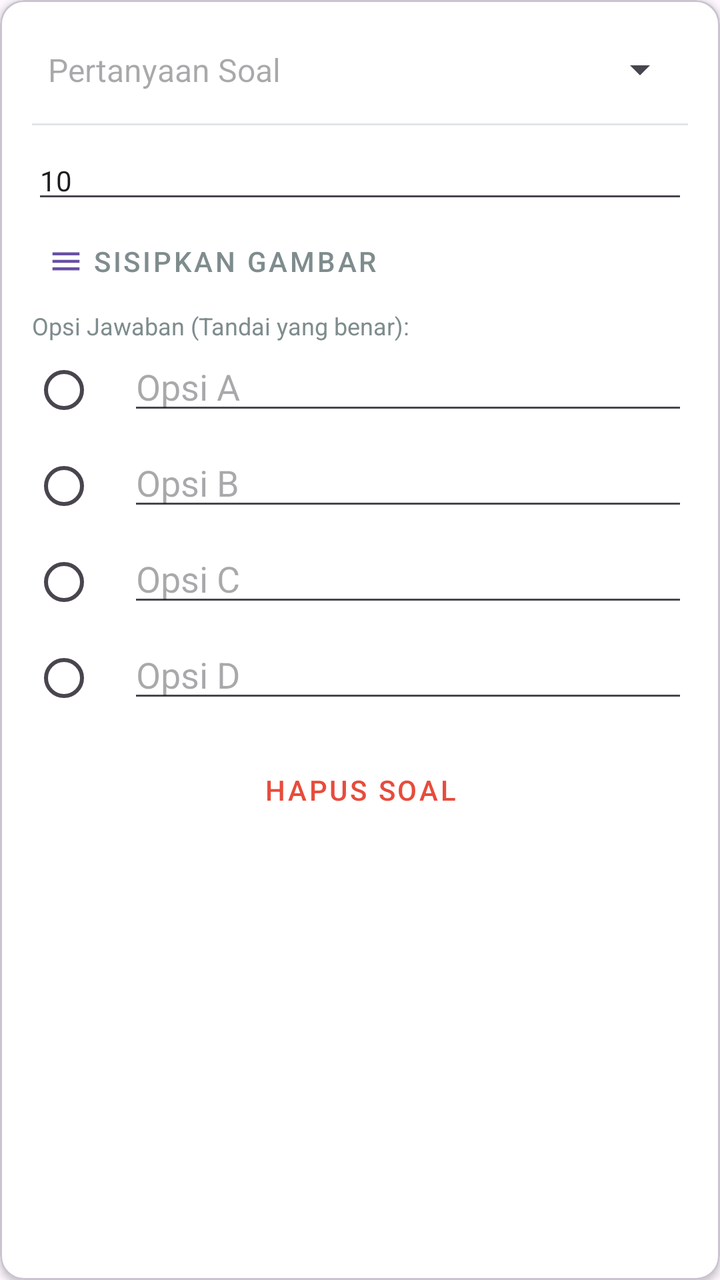
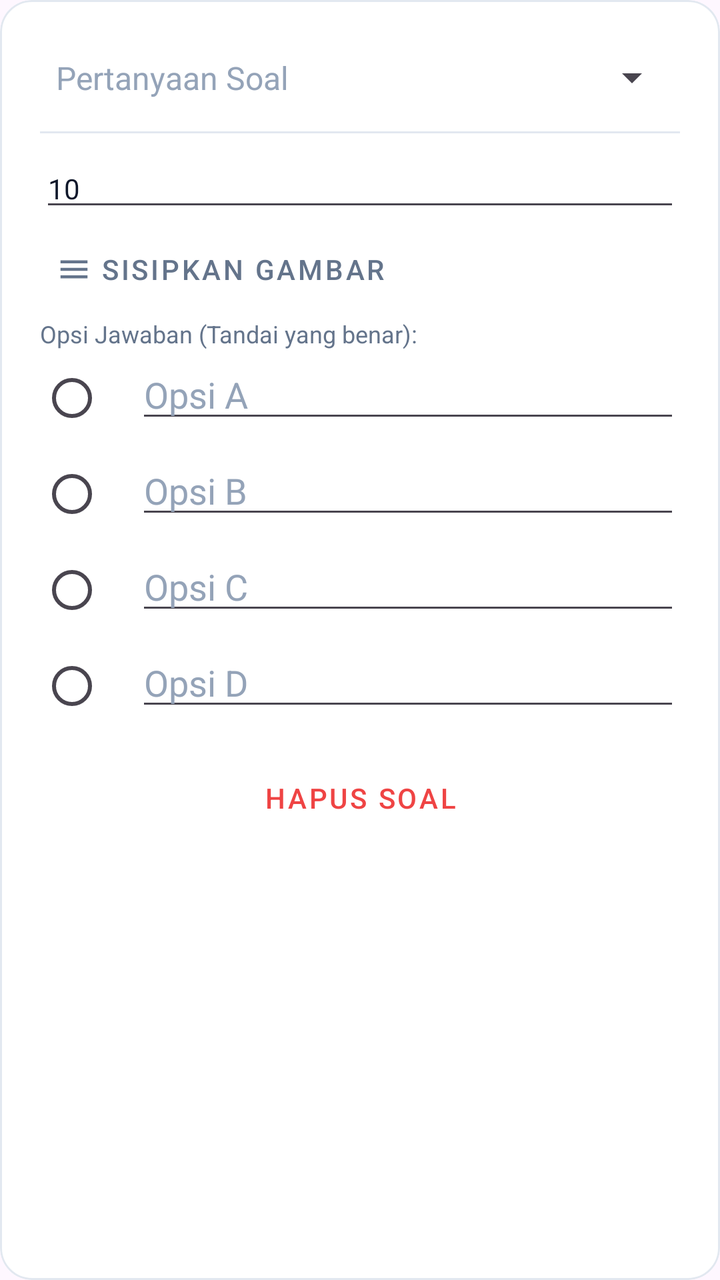

Before-and-after screenshots of an Android layout around one commit, followed by the original layout XML and the change that was made.
<!-- AndroidManifest.xml: application theme Theme.IFUnjaniExam -->
<!-- res/layout/item_question_form.xml -->
<?xml version="1.0" encoding="utf-8"?>
<com.google.android.material.card.MaterialCardView xmlns:android="http://schemas.android.com/apk/res/android"
    xmlns:app="http://schemas.android.com/apk/res-auto"
    android:layout_width="match_parent"
    android:layout_height="wrap_content"
    android:layout_marginBottom="16dp"
    app:cardBackgroundColor="@android:color/white"
    app:cardCornerRadius="12dp"
    app:cardElevation="2dp">

    <LinearLayout
        android:layout_width="match_parent"
        android:layout_height="wrap_content"
        android:orientation="vertical"
        android:padding="16dp">

        <LinearLayout
            android:layout_width="match_parent"
            android:layout_height="wrap_content"
            android:orientation="horizontal"
            android:gravity="center_vertical">

            <EditText
                android:id="@+id/etQuestionText"
                android:layout_width="0dp"
                android:layout_weight="1"
                android:layout_height="wrap_content"
                android:hint="Pertanyaan Soal"
                android:background="@android:color/transparent"
                android:textSize="16sp"
                android:padding="8dp" />

            <Spinner
                android:id="@+id/spinnerType"
                android:layout_width="120dp"
                android:layout_height="wrap_content" />
        </LinearLayout>

        <View
            android:layout_width="match_parent"
            android:layout_height="1dp"
            android:background="#e2e6e9"
            android:layout_marginVertical="8dp"/>

        <EditText
            android:id="@+id/etQuestionMarks"
            android:layout_width="match_parent"
            android:layout_height="wrap_content"
            android:hint="Bobot Soal (Contoh: 10)"
            android:inputType="number"
            android:text="10"
            android:textSize="14sp" />

        <com.google.android.material.button.MaterialButton
            android:id="@+id/btnAttachImage"
            android:layout_width="wrap_content"
            android:layout_height="wrap_content"
            android:text="Sisipkan Gambar"
            style="@style/Widget.MaterialComponents.Button.TextButton"
            app:icon="@drawable/ic_menu" 
            android:textColor="#7f8c8d" />

        <ImageView
            android:id="@+id/ivPreview"
            android:layout_width="match_parent"
            android:layout_height="150dp"
            android:scaleType="centerInside"
            android:visibility="gone"
            android:layout_marginBottom="8dp" />

        
        <LinearLayout
            android:id="@+id/llOptionsContainer"
            android:layout_width="match_parent"
            android:layout_height="wrap_content"
            android:orientation="vertical"
            android:visibility="visible">

            <TextView
                android:layout_width="wrap_content"
                android:layout_height="wrap_content"
                android:text="Opsi Jawaban (Tandai yang benar):"
                android:textSize="12sp"
                android:textColor="#7f8c8d" />

            
            <RadioGroup
                android:id="@+id/rgCorrectOption"
                android:layout_width="match_parent"
                android:layout_height="wrap_content">
                
                <LinearLayout android:layout_width="match_parent" android:layout_height="wrap_content" android:orientation="horizontal">
                    <RadioButton android:id="@+id/rbA" android:layout_width="wrap_content" android:layout_height="wrap_content" />
                    <EditText android:id="@+id/etOptA" android:layout_width="match_parent" android:layout_height="wrap_content" android:hint="Opsi A" />
                </LinearLayout>

                <LinearLayout android:layout_width="match_parent" android:layout_height="wrap_content" android:orientation="horizontal">
                    <RadioButton android:id="@+id/rbB" android:layout_width="wrap_content" android:layout_height="wrap_content" />
                    <EditText android:id="@+id/etOptB" android:layout_width="match_parent" android:layout_height="wrap_content" android:hint="Opsi B" />
                </LinearLayout>

                <LinearLayout android:layout_width="match_parent" android:layout_height="wrap_content" android:orientation="horizontal">
                    <RadioButton android:id="@+id/rbC" android:layout_width="wrap_content" android:layout_height="wrap_content" />
                    <EditText android:id="@+id/etOptC" android:layout_width="match_parent" android:layout_height="wrap_content" android:hint="Opsi C" />
                </LinearLayout>

                <LinearLayout android:layout_width="match_parent" android:layout_height="wrap_content" android:orientation="horizontal">
                    <RadioButton android:id="@+id/rbD" android:layout_width="wrap_content" android:layout_height="wrap_content" />
                    <EditText android:id="@+id/etOptD" android:layout_width="match_parent" android:layout_height="wrap_content" android:hint="Opsi D" />
                </LinearLayout>
            </RadioGroup>
        </LinearLayout>

        
        <LinearLayout
            android:id="@+id/llEssayContainer"
            android:layout_width="match_parent"
            android:layout_height="wrap_content"
            android:orientation="vertical"
            android:visibility="gone">

            <EditText
                android:id="@+id/etCorrectEssay"
                android:layout_width="match_parent"
                android:layout_height="wrap_content"
                android:hint="Jawaban Benar (Kunci Jawaban Essay)"
                android:textSize="14sp" />
        </LinearLayout>

        <com.google.android.material.button.MaterialButton
            android:id="@+id/btnRemoveQuestion"
            android:layout_width="match_parent"
            android:layout_height="wrap_content"
            android:text="Hapus Soal"
            style="@style/Widget.MaterialComponents.Button.TextButton"
            android:textColor="#e74c3c"
            android:layout_marginTop="8dp" />
    </LinearLayout>
</com.google.android.material.card.MaterialCardView>
<!-- resources referenced by this layout -->
<resources>
  <!-- drawable ic_menu (drawable) -->
  <vector xmlns:android="http://schemas.android.com/apk/res/android"
      android:width="24dp"
      android:height="24dp"
      android:viewportWidth="24"
      android:viewportHeight="24"
      android:tint="#FFFFFF">
    <path
        android:fillColor="#FF000000"
        android:pathData="M3,18h18v-2H3v2zm0,-5h18v-2H3v2zm0,-7v2h18V6H3z"/>
  </vector>
  <style name="Theme.IFUnjaniExam" parent="Base.Theme.IFUnjaniExam" />
  <style name="Base.Theme.IFUnjaniExam" parent="Theme.Material3.DayNight.NoActionBar">
          
          
      </style>
</resources>

<!-- the commit's change to res/layout/item_question_form.xml (unified diff, before → after) -->
@@ -4,15 +4,17 @@
     android:layout_width="match_parent"
     android:layout_height="wrap_content"
     android:layout_marginBottom="16dp"
-    app:cardBackgroundColor="@android:color/white"
-    app:cardCornerRadius="12dp"
-    app:cardElevation="2dp">
+    app:cardBackgroundColor="#FFFFFF"
+    app:cardCornerRadius="16dp"
+    app:cardElevation="0dp"
+    app:strokeColor="#E2E8F0"
+    app:strokeWidth="1dp">
 
     <LinearLayout
         android:layout_width="match_parent"
         android:layout_height="wrap_content"
         android:orientation="vertical"
-        android:padding="16dp">
+        android:padding="20dp">
 
         <LinearLayout
             android:layout_width="match_parent"
@@ -26,6 +28,8 @@
                 android:layout_weight="1"
                 android:layout_height="wrap_content"
                 android:hint="Pertanyaan Soal"
+                android:textColor="#0F172A"
+                android:textColorHint="#94A3B8"
                 android:background="@android:color/transparent"
                 android:textSize="16sp"
                 android:padding="8dp" />
@@ -39,7 +43,7 @@
         <View
             android:layout_width="match_parent"
             android:layout_height="1dp"
-            android:background="#e2e6e9"
+            android:background="#E2E8F0"
             android:layout_marginVertical="8dp"/>
 
         <EditText
@@ -49,6 +53,8 @@
             android:hint="Bobot Soal (Contoh: 10)"
             android:inputType="number"
             android:text="10"
+            android:textColor="#0F172A"
+            android:textColorHint="#94A3B8"
             android:textSize="14sp" />
 
         <com.google.android.material.button.MaterialButton
@@ -58,7 +64,8 @@
             android:text="Sisipkan Gambar"
             style="@style/Widget.MaterialComponents.Button.TextButton"
             app:icon="@drawable/ic_menu" 
-            android:textColor="#7f8c8d" />
+            android:textColor="#64748B"
+            app:iconTint="#64748B" />
 
         <ImageView
             android:id="@+id/ivPreview"
@@ -81,7 +88,7 @@
                 android:layout_height="wrap_content"
                 android:text="Opsi Jawaban (Tandai yang benar):"
                 android:textSize="12sp"
-                android:textColor="#7f8c8d" />
+                android:textColor="#64748B" />
 
             
             <RadioGroup
@@ -90,23 +97,23 @@
                 android:layout_height="wrap_content">
                 
                 <LinearLayout android:layout_width="match_parent" android:layout_height="wrap_content" android:orientation="horizontal">
-                    <RadioButton android:id="@+id/rbA" android:layout_width="wrap_content" android:layout_height="wrap_content" />
-                    <EditText android:id="@+id/etOptA" android:layout_width="match_parent" android:layout_height="wrap_content" android:hint="Opsi A" />
+                    <RadioButton android:id="@+id/rbA" android:layout_width="wrap_content" android:layout_height="wrap_content" android:buttonTint="#10B981" />
+                    <EditText android:id="@+id/etOptA" android:layout_width="match_parent" android:layout_height="wrap_content" android:hint="Opsi A" android:textColor="#0F172A" android:textColorHint="#94A3B8" />
                 </LinearLayout>
 
                 <LinearLayout android:layout_width="match_parent" android:layout_height="wrap_content" android:orientation="horizontal">
-                    <RadioButton android:id="@+id/rbB" android:layout_width="wrap_content" android:layout_height="wrap_content" />
-                    <EditText android:id="@+id/etOptB" android:layout_width="match_parent" android:layout_height="wrap_content" android:hint="Opsi B" />
+                    <RadioButton android:id="@+id/rbB" android:layout_width="wrap_content" android:layout_height="wrap_content" android:buttonTint="#10B981" />
+                    <EditText android:id="@+id/etOptB" android:layout_width="match_parent" android:layout_height="wrap_content" android:hint="Opsi B" android:textColor="#0F172A" android:textColorHint="#94A3B8" />
                 </LinearLayout>
 
                 <LinearLayout android:layout_width="match_parent" android:layout_height="wrap_content" android:orientation="horizontal">
-                    <RadioButton android:id="@+id/rbC" android:layout_width="wrap_content" android:layout_height="wrap_content" />
-                    <EditText android:id="@+id/etOptC" android:layout_width="match_parent" android:layout_height="wrap_content" android:hint="Opsi C" />
+                    <RadioButton android:id="@+id/rbC" android:layout_width="wrap_content" android:layout_height="wrap_content" android:buttonTint="#10B981" />
+                    <EditText android:id="@+id/etOptC" android:layout_width="match_parent" android:layout_height="wrap_content" android:hint="Opsi C" android:textColor="#0F172A" android:textColorHint="#94A3B8" />
                 </LinearLayout>
 
                 <LinearLayout android:layout_width="match_parent" android:layout_height="wrap_content" android:orientation="horizontal">
-                    <RadioButton android:id="@+id/rbD" android:layout_width="wrap_content" android:layout_height="wrap_content" />
-                    <EditText android:id="@+id/etOptD" android:layout_width="match_parent" android:layout_height="wrap_content" android:hint="Opsi D" />
+                    <RadioButton android:id="@+id/rbD" android:layout_width="wrap_content" android:layout_height="wrap_content" android:buttonTint="#10B981" />
+                    <EditText android:id="@+id/etOptD" android:layout_width="match_parent" android:layout_height="wrap_content" android:hint="Opsi D" android:textColor="#0F172A" android:textColorHint="#94A3B8" />
                 </LinearLayout>
             </RadioGroup>
         </LinearLayout>
@@ -124,6 +131,8 @@
                 android:layout_width="match_parent"
                 android:layout_height="wrap_content"
                 android:hint="Jawaban Benar (Kunci Jawaban Essay)"
+                android:textColor="#0F172A"
+                android:textColorHint="#94A3B8"
                 android:textSize="14sp" />
         </LinearLayout>
 
@@ -133,7 +142,7 @@
             android:layout_height="wrap_content"
             android:text="Hapus Soal"
             style="@style/Widget.MaterialComponents.Button.TextButton"
-            android:textColor="#e74c3c"
+            android:textColor="#EF4444"
             android:layout_marginTop="8dp" />
     </LinearLayout>
 </com.google.android.material.card.MaterialCardView>
